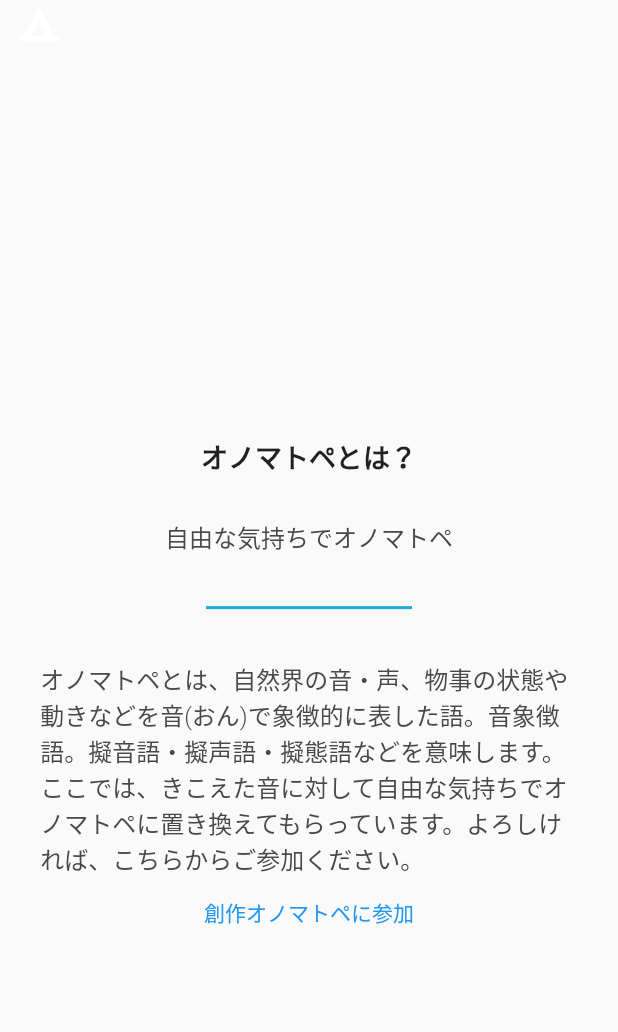
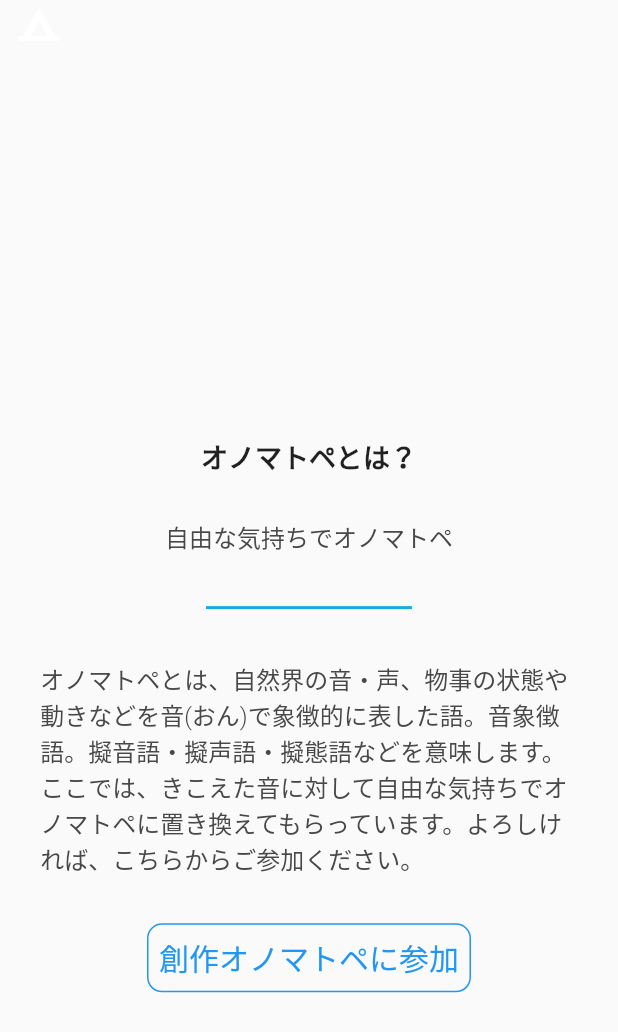
Before and after one commit to ProjectMCR/mcr, a Flutter app: the WhatIsOnomatopoeiaPage screen opened directly, on a phone screen of 412 x 824 dp. Shown: the top 1032 px of the screen. Run offline on Flutter 3.47's test engine with Material 2 defaults, Android fonts, the light colour scheme and no system bars; drawn by our look-alikes of carousel_slider; our stand-ins replace cloud_firestore, firebase_core, youtube_player_iframe; missing offline and left inert: flutter_inappwebview, flutterfire_ui; accounts and stored records are empty.

Commit message:
若干の変更

```diff
--- a/lib/pages/what_is_onomatopoeia_page.dart
+++ b/lib/pages/what_is_onomatopoeia_page.dart
@@ -138,7 +138,9 @@ class WhatIsOnomatopoeiaPage extends StatelessWidget {
                   ),
                 ),
               ),
-              TextButton(
+              Padding(
+                padding: const EdgeInsets.only(top: 30.0),
+                child: TextButton(
                   onPressed: () async {
                     final url = Uri.parse(
                       'https://forms.gle/Df1QEFvyBrNjv2Na7',
@@ -150,6 +152,20 @@ class WhatIsOnomatopoeiaPage extends StatelessWidget {
                   },
                   child: const Text(
                     '創作オノマトペに参加',
+                    style: TextStyle(
+                      fontSize: 20,
+                    ),
+                  ),
+                  style: TextButton.styleFrom(
+                    side: const BorderSide(
+                      color: Colors.blue,
+                    ),
+                    shape: const RoundedRectangleBorder(
+                      borderRadius: BorderRadius.all(
+                        Radius.circular(10),
+                      ),
+                    ),
+                  ),
                 ),
               ),
             ],
```
Also changed, not shown: 1 other file. Lines whose indentation alone changed are shown as unchanged.
